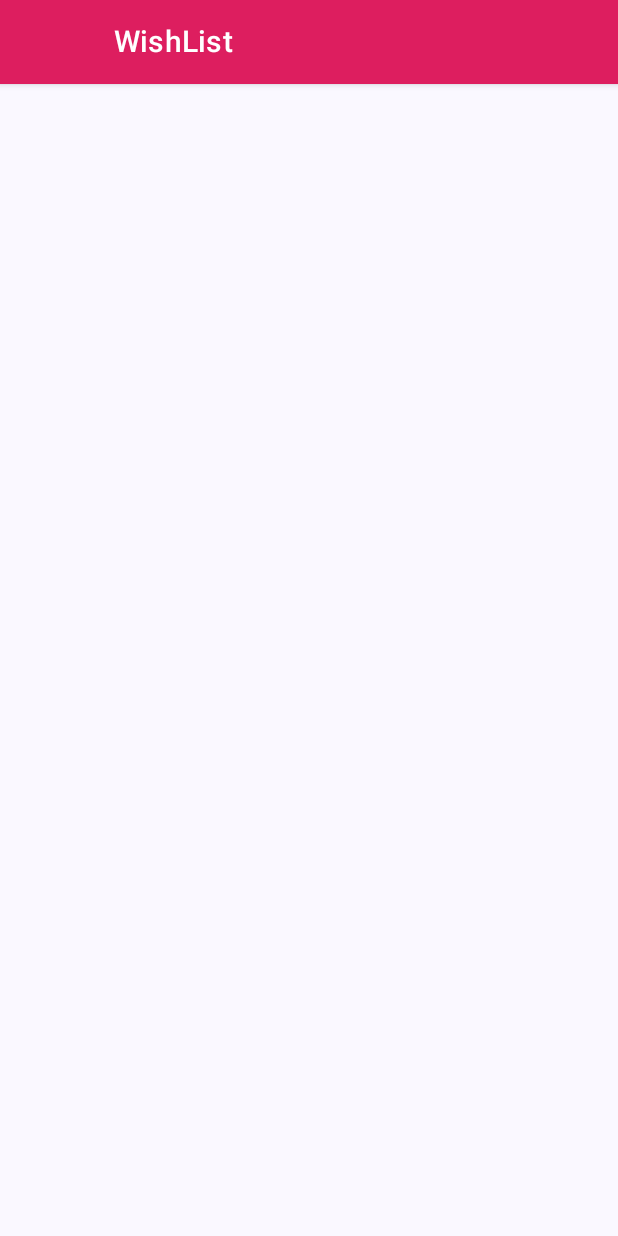
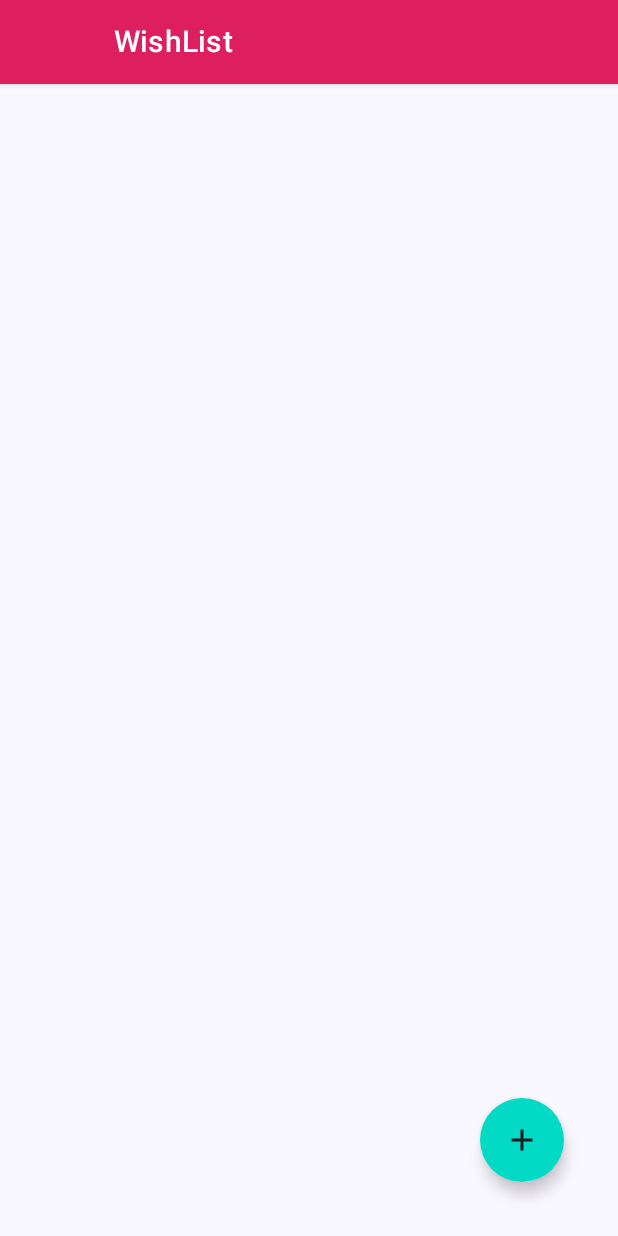
Before and after one commit to nagmabano/wishlist-app, an Android app built with Jetpack Compose: the screen it shows after launch (MainActivity), on a phone screen of 412 x 824 dp. Run offline under Robolectric (Android 15) with nearby library versions, the phone set to English and light mode, and no system bars.

Commit message:
added floating action button

```diff
--- a/app/src/main/java/com/nagma/mywishlistapp/HomeView.kt
+++ b/app/src/main/java/com/nagma/mywishlistapp/HomeView.kt
@@ -4,11 +4,20 @@ import android.widget.Toast
 import androidx.compose.foundation.layout.fillMaxSize
 import androidx.compose.foundation.layout.padding
 import androidx.compose.foundation.lazy.LazyColumn
+import androidx.compose.material.Colors
+import androidx.compose.material.FloatingActionButton
+import androidx.compose.material.icons.Icons
+import androidx.compose.material.icons.filled.Add
+
 import androidx.compose.material3.ExperimentalMaterial3Api
+import androidx.compose.material3.Icon
+
 import androidx.compose.material3.Scaffold
 import androidx.compose.runtime.Composable
 import androidx.compose.ui.Modifier
+import androidx.compose.ui.graphics.Color
 import androidx.compose.ui.platform.LocalContext
+import androidx.compose.ui.unit.dp
 
 @OptIn(ExperimentalMaterial3Api::class)
 @Composable
@@ -17,7 +26,17 @@ fun HomeView() {
     Scaffold(
         topBar = { AppBarView(title = "WishList", {
             Toast.makeText(context, "Button Clicked", Toast.LENGTH_LONG).show()
-        })}
+        },)},
+        floatingActionButton = {
+            FloatingActionButton(
+                modifier = Modifier.padding(all = 20.dp),
+//                contentColor = Color.White,
+//                backgroundColor = Color.Black,
+                onClick = { /*TODO Add navigation to add screen*/
+                }) {
+                    Icon(imageVector = Icons.Default.Add, contentDescription = null)
+            }
+        }
     ) {
         LazyColumn(modifier = Modifier.fillMaxSize().padding(it)) {
 
```
